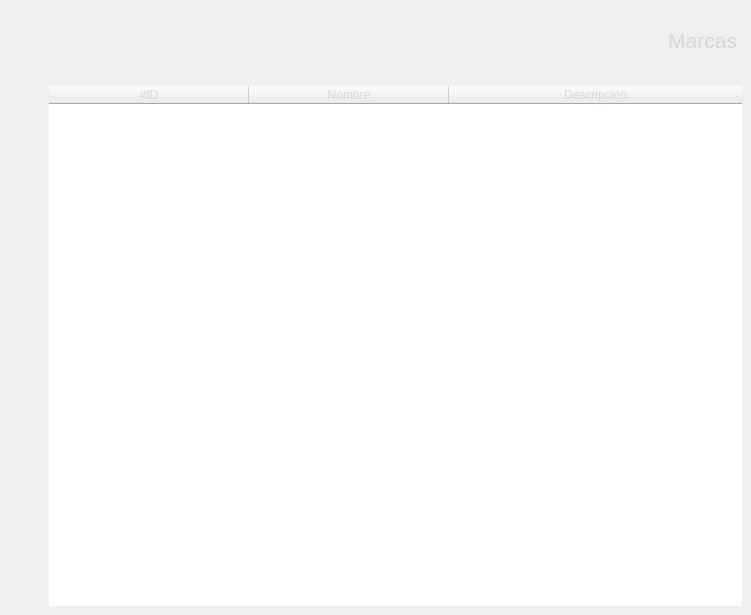
hm2206/strong_teeth, file ui/marca_frame.ui: the form before one commit.
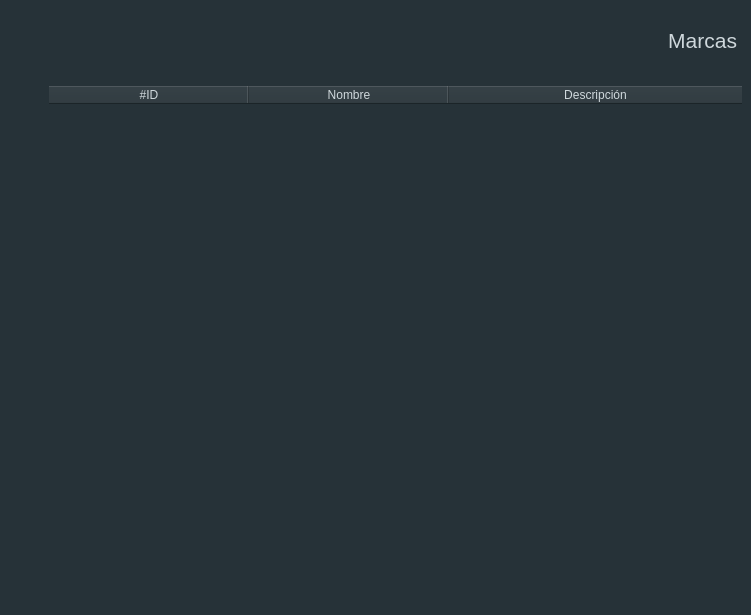
The form after the commit. Icons and pictures are not drawn.

Diff of the .ui file:
```diff
--- a/ui/marca_frame.ui
+++ b/ui/marca_frame.ui
@@ -13,6 +13,9 @@
   <property name="windowTitle">
    <string>Frame</string>
   </property>
+  <property name="styleSheet">
+   <string notr="true">background-color: #263238;</string>
+  </property>
   <property name="lineWidth">
    <number>0</number>
   </property>
@@ -56,9 +59,9 @@
       <property name="geometry">
        <rect>
         <x>486</x>
-        <y>30</y>
+        <y>20</y>
         <width>211</width>
-        <height>20</height>
+        <height>41</height>
        </rect>
       </property>
       <property name="sizePolicy">
```
